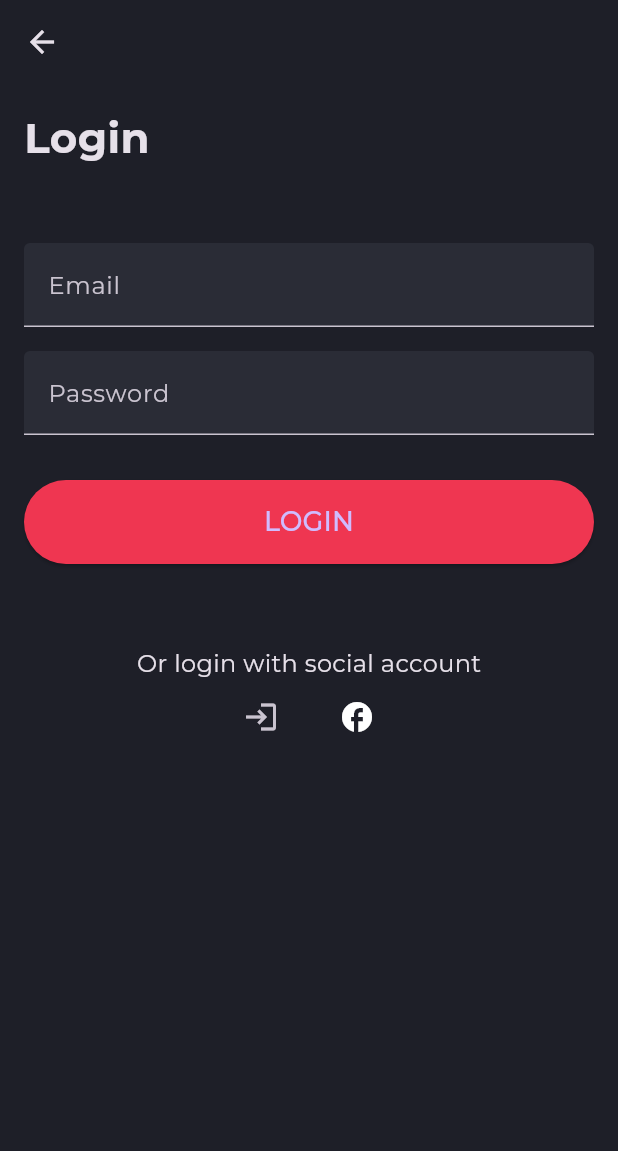
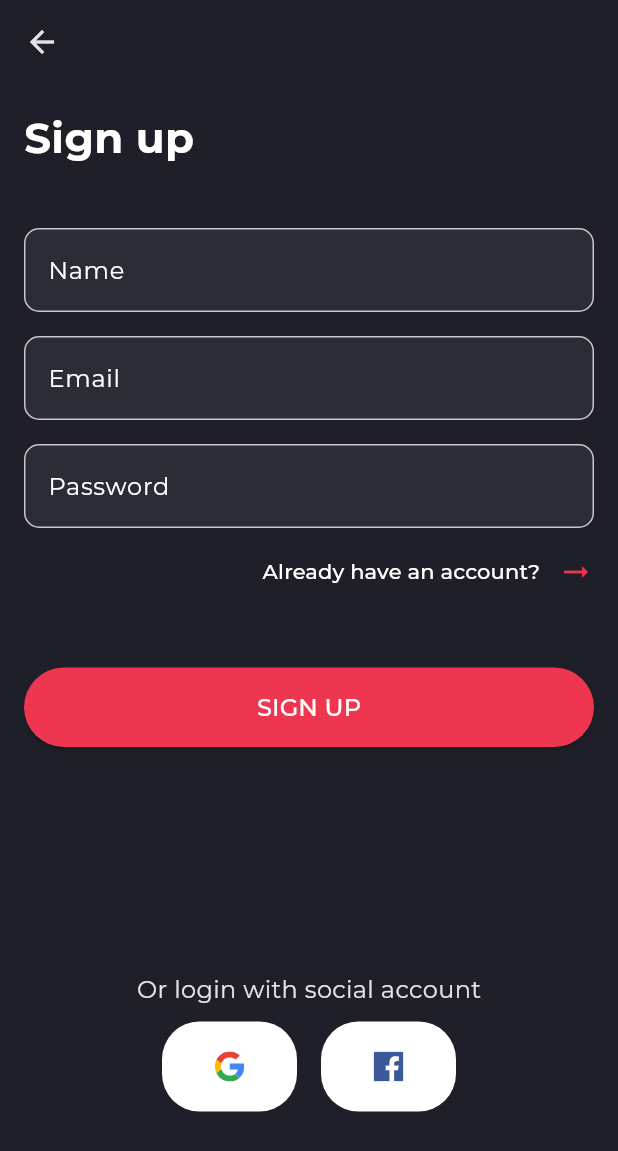
Before and after one commit to abdullahalhakimi/flutter_ecommerce_app_ui, a Flutter app: the screen it shows after launch, after a tap on "Get Started", on a phone screen of 412 x 824 dp. Shown: the top 1151 px of the screen. Run offline on Flutter 3.47's test engine with Material 3 defaults, Android fonts, the phone set to English and light mode, and no system bars; our stand-ins replace dio, equatable, flutter_bloc, flutter_svg, go_router, google_fonts.

Commit message:
Add SingUP Screen

```diff
--- a/lib/utils/app_routes.dart
+++ b/lib/core/routes/app_routes.dart
@@ -20,7 +20,7 @@ abstract class AppRoutes {
           GoRoute(
             path: 'singUpScreen',
             builder: (BuildContext context, GoRouterState state) {
-              return const SingUpScreen();
+              return const SignUpScreen();
             },
           ),
           GoRoute(
--- a/lib/main.dart
+++ b/lib/main.dart
@@ -1,6 +1,6 @@
 import 'package:flutter/material.dart';
 import 'package:flutter/services.dart';
-import 'package:flutter_ecommerce_app_ui/utils/app_routes.dart';
+import 'package:flutter_ecommerce_app_ui/core/routes/app_routes.dart';
 import 'package:flutter_ecommerce_app_ui/utils/colors.dart';
 import 'package:google_fonts/google_fonts.dart';
 
--- /dev/null
+++ b/lib/ui/component/singup_options.dart
@@ -0,0 +1,58 @@
+import 'package:flutter/material.dart';
+import 'package:flutter_svg/svg.dart';
+
+class SingUpOptions extends StatelessWidget {
+  const SingUpOptions({
+    super.key,
+  });
+
+  @override
+  Widget build(BuildContext context) {
+    return Column(
+        mainAxisAlignment: MainAxisAlignment.center,
+        children: [
+          const Text(
+            "Or login with social account",
+            textAlign: TextAlign.start,
+            style: TextStyle(
+              fontSize: 16,
+            ),
+          ),
+          const SizedBox(height: 10),
+          Row(
+            mainAxisAlignment: MainAxisAlignment.center,
+            children: [
+              Container(
+                width: 90,
+                height: 60,
+                padding: const EdgeInsets.all(20.0),
+                decoration: BoxDecoration(
+                  color: Colors.white, // Background color
+                  borderRadius: BorderRadius.circular(25.0), // Rounded corners
+                ),
+                child: SvgPicture.asset(
+                  "assets/images/google.svg",
+                  width: 24.0,
+                  height: 24.0,
+                ),
+              ),
+              const SizedBox(width: 16),
+              Container(
+                width: 90,
+                height: 60,
+                padding: const EdgeInsets.all(20.0),
+                decoration: BoxDecoration(
+                  color: Colors.white, // Background color
+                  borderRadius: BorderRadius.circular(25.0), // Rounded corners
+                ),
+                child: SvgPicture.asset(
+                  "assets/images/facebook.svg",
+                  width: 24.0,
+                  height: 24.0,
+                ),
+              ),
+            ],
+          )
+        ]);
+  }
+}
--- a/lib/ui/getStarted/get_started.dart
+++ b/lib/ui/getStarted/get_started.dart
@@ -3,7 +3,7 @@ import 'package:flutter_bloc/flutter_bloc.dart';
 import 'package:flutter_svg/flutter_svg.dart';
 import 'package:flutter_svg/svg.dart';
 import 'package:go_router/go_router.dart';
-import '../../utils/app_routes.dart';
+import '../../core/routes/app_routes.dart';
 import '../../utils/colors.dart';
 import 'get_started_bloc.dart';
 
@@ -48,7 +48,7 @@ class GetStartedScreen extends StatelessWidget {
                     padding: const EdgeInsets.all(20.0),
                     child: ElevatedButton(
                       onPressed: () {
-                        context.go(AppRoutes.loginScreen);
+                        context.go(AppRoutes.singUpScreen);
                       },
                       style: ElevatedButton.styleFrom(
                         backgroundColor: primary, // Red button color
--- a/lib/ui/login/login_screen.dart
+++ b/lib/ui/login/login_screen.dart
@@ -1,6 +1,9 @@
 import 'package:flutter/material.dart';
 import 'package:flutter_bloc/flutter_bloc.dart';
+import 'package:go_router/go_router.dart';
+import '../../core/routes/app_routes.dart';
 import '../../utils/colors.dart';
+import '../component/singup_options.dart';
 import 'login_bloc.dart';
 
 class LoginScreen extends StatelessWidget {
@@ -12,8 +15,10 @@ class LoginScreen extends StatelessWidget {
       create: (context) => LoginBloc(),
       child: Scaffold(
         backgroundColor: background,
+        resizeToAvoidBottomInset: true,
         appBar: AppBar(backgroundColor: background),
-        body: Padding(
+        body: SingleChildScrollView(
+          child: Padding(
             padding: const EdgeInsets.all(16.0),
             child: BlocBuilder<LoginBloc, LoginState>(
               builder: (context, state) {
@@ -35,6 +40,9 @@ class LoginScreen extends StatelessWidget {
                         fillColor: dark,
                         labelText: 'Email',
                         errorText: state.isEmailValid ? null : 'Invalid Email',
+                        border: OutlineInputBorder(
+                          borderRadius: BorderRadius.circular(10),
+                        ),
                       ),
                     ),
                     const SizedBox(height: 16),
@@ -47,8 +55,30 @@ class LoginScreen extends StatelessWidget {
                         labelText: 'Password',
                         errorText:
                             state.isPasswordValid ? null : 'Invalid Password',
+                        border: OutlineInputBorder(
+                          borderRadius: BorderRadius.circular(10),
+                        ),
                       ),
                       obscureText: true,
+                    ),
+                    const SizedBox(height: 5),
+                    Row(
+                      mainAxisAlignment: MainAxisAlignment.end,
+                      children: [
+                        TextButton(
+                          onPressed: () {
+                            context.go(AppRoutes.singUpScreen);
+                          },
+                          child: const Text(
+                            "Forgot your password?",
+                            style: TextStyle(color: Colors.white),
+                          ),
+                        ),
+                        const Icon(
+                          Icons.arrow_right_alt,
+                          color: primary,
+                        )
+                      ],
                     ),
                     const SizedBox(height: 30),
                     state.isSubmitting
@@ -68,7 +98,7 @@ class LoginScreen extends StatelessWidget {
                             ),
                             child: const Text(
                               'LOGIN',
-                            style: TextStyle(fontSize: 18),
+                              style: TextStyle(fontSize: 18,color: Colors.white),
                             ),
                           ),
                     if (state.isFailure) ...[
@@ -78,41 +108,15 @@ class LoginScreen extends StatelessWidget {
                         style: TextStyle(color: Colors.red),
                       ),
                     ],
-                  const SizedBox(height: 55),
-                  Column(
-                      mainAxisAlignment: MainAxisAlignment.center,
-                      children: [
-                        const Text(
-                          "Or login with social account",
-                          textAlign: TextAlign.start,
-                          style: TextStyle(
-                            fontSize: 16,
-                          ),
-                        ),
-                        Row(
-                          mainAxisAlignment: MainAxisAlignment.center,
-                          children: [
-                            IconButton(
-                              onPressed: () {},
-                              icon: const Icon(Icons.login),
-                            ),
-                            const SizedBox(width: 16),
-                            IconButton(
-                              onPressed: () {
-                                // Handle Facebook login
-                              },
-                              icon: const Icon(Icons.facebook,
-                                  color: Colors.white),
-                            ),
-                          ],
-                        )
-                      ]),
+                    const SizedBox(height: 150),
+                    const SingUpOptions(),
                   ],
                 );
               },
             ),
           ),
         ),
+      ),
     );
   }
 }
--- /dev/null
+++ b/lib/ui/singup/signup_bloc.dart
@@ -0,0 +1,113 @@
+import 'package:flutter_bloc/flutter_bloc.dart';
+
+// Events
+abstract class SignUpEvent {}
+
+class NameChanged extends SignUpEvent {
+  final String name;
+  NameChanged(this.name);
+}
+
+class EmailChanged extends SignUpEvent {
+  final String email;
+  EmailChanged(this.email);
+}
+
+class PasswordChanged extends SignUpEvent {
+  final String password;
+  PasswordChanged(this.password);
+}
+
+class SignUpSubmitted extends SignUpEvent {}
+
+// States
+class SignUpState {
+  final String name;
+  final String email;
+  final String password;
+  final bool isNameValid;
+  final bool isEmailValid;
+  final bool isPasswordValid;
+  final bool isSubmitting;
+  final bool isSuccess;
+  final bool isFailure;
+
+  SignUpState({
+    required this.name,
+    required this.email,
+    required this.password,
+    required this.isNameValid,
+    required this.isEmailValid,
+    required this.isPasswordValid,
+    required this.isSubmitting,
+    required this.isSuccess,
+    required this.isFailure,
+  });
+
+  factory SignUpState.initial() {
+    return SignUpState(
+      name: '',
+      email: '',
+      password: '',
+      isNameValid: true,
+      isEmailValid: true,
+      isPasswordValid: true,
+      isSubmitting: false,
+      isSuccess: false,
+      isFailure: false,
+    );
+  }
+
+  SignUpState copyWith({
+    String? name,
+    String? email,
+    String? password,
+    bool? isNameValid,
+    bool? isEmailValid,
+    bool? isPasswordValid,
+    bool? isSubmitting,
+    bool? isSuccess,
+    bool? isFailure,
+  }) {
+    return SignUpState(
+      name: name ?? this.name,
+      email: email ?? this.email,
+      password: password ?? this.password,
+      isNameValid: isNameValid ?? this.isNameValid,
+      isEmailValid: isEmailValid ?? this.isEmailValid,
+      isPasswordValid: isPasswordValid ?? this.isPasswordValid,
+      isSubmitting: isSubmitting ?? this.isSubmitting,
+      isSuccess: isSuccess ?? this.isSuccess,
+      isFailure: isFailure ?? this.isFailure,
+    );
+  }
+}
+
+// Bloc
+class SignUpBloc extends Bloc<SignUpEvent, SignUpState> {
+  SignUpBloc() : super(SignUpState.initial());
+
+  Stream<SignUpState> mapEventToState(SignUpEvent event) async* {
+    if (event is NameChanged) {
+      yield state.copyWith(
+        name: event.name,
+        isNameValid: event.name.isNotEmpty,
+      );
+    } else if (event is EmailChanged) {
+      yield state.copyWith(
+        email: event.email,
+        isEmailValid: event.email.contains('@'), // Basic email validation
+      );
+    } else if (event is PasswordChanged) {
+      yield state.copyWith(
+        password: event.password,
+        isPasswordValid: event.password.length >= 6, // Basic password validation
+      );
+    } else if (event is SignUpSubmitted) {
+      yield state.copyWith(isSubmitting: true);
+      // Simulate a network request or sign-up logic here
+      await Future.delayed(const Duration(seconds: 2)); // Simulate network delay
+      yield state.copyWith(isSubmitting: false, isSuccess: true);
+    }
+  }
+}
--- a/lib/ui/singup/singup_screen.dart
+++ b/lib/ui/singup/singup_screen.dart
@@ -1,50 +1,138 @@
 import 'package:flutter/material.dart';
+import 'package:flutter_bloc/flutter_bloc.dart';
+import 'package:flutter_ecommerce_app_ui/ui/component/singup_options.dart';
+import 'package:flutter_ecommerce_app_ui/ui/singup/signup_bloc.dart';
+import 'package:go_router/go_router.dart';
 
+import '../../core/routes/app_routes.dart';
 import '../../utils/colors.dart';
 
-class SingUpScreen extends StatefulWidget {
-  const SingUpScreen({super.key});
-
-  @override
-  State<SingUpScreen> createState() => _SingUpScreenState();
-}
-
-class _SingUpScreenState extends State<SingUpScreen> {
-  int _counter = 0;
-
-  void _incrementCounter() {
-    setState(() {
-      _counter++;
-    });
-  }
+class SignUpScreen extends StatelessWidget {
+  const SignUpScreen({super.key});
 
   @override
   Widget build(BuildContext context) {
-    return Scaffold(
-      appBar: AppBar(
-        backgroundColor: Theme.of(context).colorScheme.inversePrimary,
-        title: const Text("GetStarted"),
-      ),
-      body: Center(
-        child: Column(
-          mainAxisAlignment: MainAxisAlignment.center,
-          children: <Widget>[
-            const Text(
-              'You have pushed the button this many times:',
+    return BlocProvider(
+      create: (context) => SignUpBloc(),
+      child: Scaffold(
+        backgroundColor: background,
+        resizeToAvoidBottomInset: true,
+        appBar: AppBar(backgroundColor: background),
+        body: SingleChildScrollView(
+          child: Padding(
+            padding: const EdgeInsets.all(16.0),
+            child: BlocBuilder<SignUpBloc, SignUpState>(
+              builder: (context, state) {
+                return Column(
+                  crossAxisAlignment: CrossAxisAlignment.start,
+                  children: [
+                    const Text(
+                      "Sign up",
+                      style: TextStyle(
+                        fontSize: 28,
+                        fontWeight: FontWeight.bold,
+                        color: Colors.white,
+                      ),
+                    ),
+                    const SizedBox(height: 40),
+                    TextField(
+                      onChanged: (value) =>
+                          context.read<SignUpBloc>().add(NameChanged(value)),
+                      decoration: InputDecoration(
+                        filled: true,
+                        fillColor: dark,
+                        labelText: 'Name',
+                        labelStyle: const TextStyle(color: Colors.white),
+                        // suffixIcon: state.isNameValid
+                        //     ? const Icon(Icons.check, color: Colors.green)
+                        //     : null,
+                        border: OutlineInputBorder(
+                          borderRadius: BorderRadius.circular(10),
+                        ),
+                      ),
+                      style: const TextStyle(color: Colors.white),
+                    ),
+                    const SizedBox(height: 16),
+                    TextField(
+                      onChanged: (value) =>
+                          context.read<SignUpBloc>().add(EmailChanged(value)),
+                      decoration: InputDecoration(
+                        filled: true,
+                        fillColor: dark,
+                        labelText: 'Email',
+                        labelStyle: const TextStyle(color: Colors.white),
+                        border: OutlineInputBorder(
+                          borderRadius: BorderRadius.circular(10),
+                        ),
+                      ),
+                      style: const TextStyle(color: Colors.white),
+                    ),
+                    const SizedBox(height: 16),
+                    TextField(
+                      onChanged: (value) => context
+                          .read<SignUpBloc>()
+                          .add(PasswordChanged(value)),
+                      decoration: InputDecoration(
+                        filled: true,
+                        fillColor: dark,
+                        labelText: 'Password',
+                        labelStyle: const TextStyle(color: Colors.white),
+                        border: OutlineInputBorder(
+                          borderRadius: BorderRadius.circular(10),
+                        ),
+                      ),
+                      style: const TextStyle(color: Colors.white),
+                      obscureText: true,
+                    ),
+                    const SizedBox(height: 5),
+                    Row(
+                      mainAxisAlignment: MainAxisAlignment.end,
+                      children: [
+                        TextButton(
+                          onPressed: () {
+                            context.go(AppRoutes.loginScreen);
+                          },
+                          child: const Text(
+                            "Already have an account?",
+                            style: TextStyle(color: Colors.white),
+                          ),
+                        ),
+                        const Icon(
+                          Icons.arrow_right_alt,
+                          color: primary,
+                        )
+                      ],
+                    ),
+                    const SizedBox(height: 40),
+                    state.isSubmitting
+                        ? const Center(child: CircularProgressIndicator())
+                        : ElevatedButton(
+                            onPressed: () {
+                              context.read<SignUpBloc>().add(SignUpSubmitted());
+                            },
+                            style: ElevatedButton.styleFrom(
+                              backgroundColor: primary,
+                              padding: const EdgeInsets.symmetric(vertical: 15),
+                              shape: RoundedRectangleBorder(
+                                borderRadius: BorderRadius.circular(30),
+                              ),
+                              minimumSize: const Size(double.infinity, 50),
+                            ),
+                            child: const Text(
+                              "SIGN UP",
+                              style:
+                                  TextStyle(fontSize: 16, color: Colors.white),
+                            ),
+                          ),
+                    const SizedBox(height: 150),
+                    const SingUpOptions()
+                  ],
+                );
+              },
             ),
-            Text(
-              '$_counter',
-              style: Theme.of(context).textTheme.headlineMedium,
-            ),
-          ],
+          ),
         ),
       ),
-      floatingActionButton: FloatingActionButton(
-        onPressed: _incrementCounter,
-        tooltip: 'Increment',
-        child: const Icon(Icons.add),
-      ),
-      backgroundColor: background,
     );
   }
 }
```
Also changed, not shown: assets/images/facebook.svg (added), assets/images/google.svg (added), assets/images/test_image.png (deleted). Lines whose indentation alone changed are shown as unchanged.
